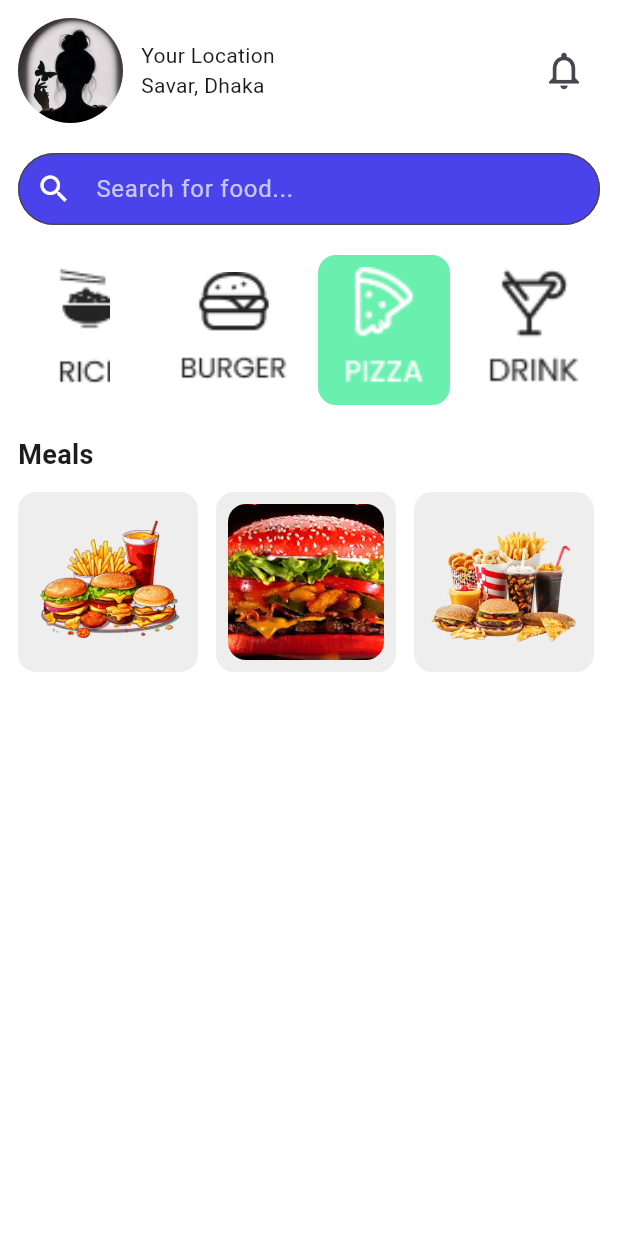
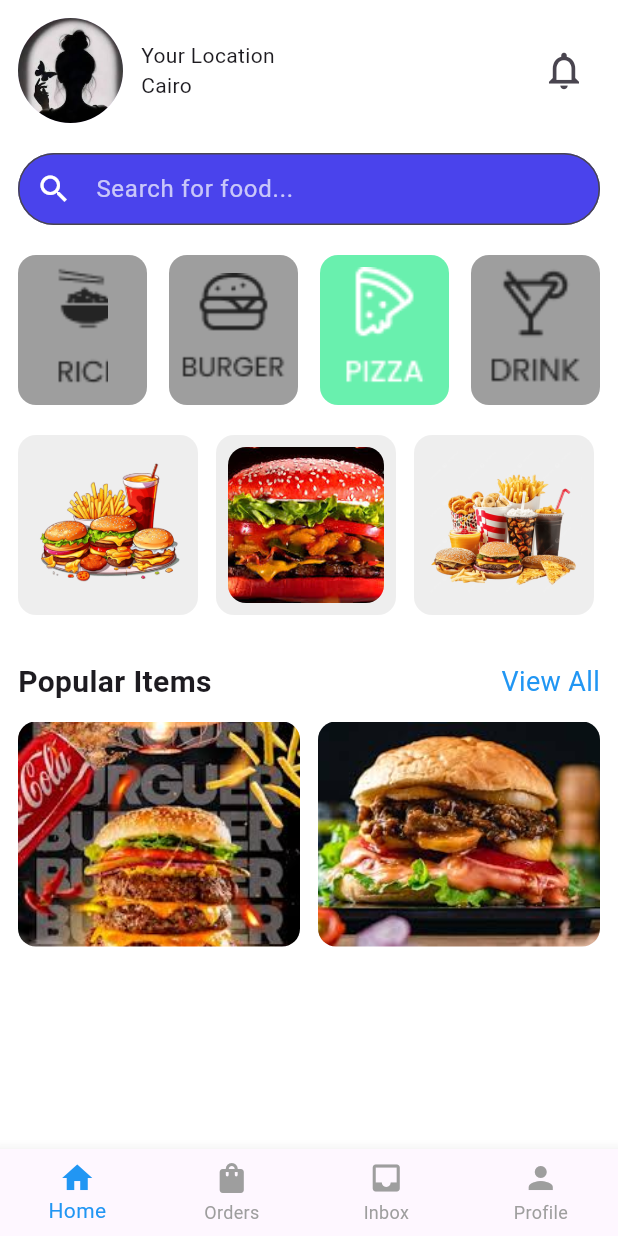
Before and after one commit to rawdamohammedmostafaali-dot/food_order, a Flutter app: the screen it shows after launch, on a phone screen of 412 x 824 dp. Run offline on Flutter 3.47's test engine with Material 3 defaults, Android fonts, the phone set to English and light mode, and no system bars.

Commit message:
finsh half of home page

```diff
--- a/lib/feature/home/presentation/ui/home_screen_food_order.dart
+++ b/lib/feature/home/presentation/ui/home_screen_food_order.dart
@@ -1,22 +1,32 @@
+import 'dart:async';
 import 'package:flutter/material.dart';
 
-class HomeScreenFoodOrder extends StatelessWidget {
+class HomeScreenFoodOrder extends StatefulWidget {
   const HomeScreenFoodOrder({super.key});
 
   @override
-  Widget build(BuildContext context) {
+  State<HomeScreenFoodOrder> createState() => _HomeScreenFoodOrderState();
+}
+
+class _HomeScreenFoodOrderState extends State<HomeScreenFoodOrder> {
+  final ScrollController _scrollController = ScrollController();
+  double scrollPosition = 0.0;
+  late Timer _timer;
+
   List<String> itemImages = [
     "assets/images/Group 33655.png",
     "assets/images/Group 33654.png",
     "assets/images/Group 33652.png",
     "assets/images/Group 33653.png",
   ];
+
   List<Color> itemColors = [
-      Colors.white,
-      Colors.white,
+    Colors.grey,
+    Colors.grey,
     Colors.greenAccent,
-      Colors.white,
+    Colors.grey,
   ];
+
   List<String> mealImages = [
     "assets/images/borger1.png",
     "assets/images/burger2.jpeg",
@@ -24,6 +34,33 @@ class HomeScreenFoodOrder extends StatelessWidget {
     "assets/images/burger4.jpg",
   ];
 
+  @override
+  void initState() {
+    super.initState();
+    _timer = Timer.periodic(const Duration(milliseconds: 100), (timer) {
+      if (_scrollController.hasClients) {
+        scrollPosition += 2;
+        if (scrollPosition >= _scrollController.position.maxScrollExtent) {
+          scrollPosition = 0;
+        }
+        _scrollController.animateTo(
+          scrollPosition,
+          duration: const Duration(milliseconds: 100),
+          curve: Curves.linear,
+        );
+      }
+    });
+  }
+
+  @override
+  void dispose() {
+    _timer.cancel();
+    _scrollController.dispose();
+    super.dispose();
+  }
+
+  @override
+  Widget build(BuildContext context) {
     return Scaffold(
       backgroundColor: Colors.white,
       body: SafeArea(
@@ -48,7 +85,7 @@ class HomeScreenFoodOrder extends StatelessWidget {
                           crossAxisAlignment: CrossAxisAlignment.start,
                           children: [
                             Text("Your Location", style: TextStyle(fontSize: 14)),
-                            Text("Savar, Dhaka", style: TextStyle(fontSize: 14)),
+                            Text("Cairo", style: TextStyle(fontSize: 14)),
                           ],
                         ),
                       ],
@@ -59,7 +96,6 @@ class HomeScreenFoodOrder extends StatelessWidget {
                     ),
                   ],
                 ),
-
                 const SizedBox(height: 20),
                 TextField(
                   style: const TextStyle(color: Colors.white),
@@ -76,13 +112,12 @@ class HomeScreenFoodOrder extends StatelessWidget {
                     prefixIcon: const Icon(Icons.search, color: Colors.white),
                   ),
                 ),
-
                 const SizedBox(height: 20),
                 Row(
                   mainAxisAlignment: MainAxisAlignment.spaceBetween,
                   children: List.generate(4, (index) {
                     return Container(
-                      width: (MediaQuery.of(context).size.width - 60) / 4,
+                      width: 86,
                       height: 100,
                       padding: const EdgeInsets.all(8),
                       decoration: BoxDecoration(
@@ -91,25 +126,20 @@ class HomeScreenFoodOrder extends StatelessWidget {
                       ),
                       child: ClipRRect(
                         borderRadius: BorderRadius.circular(12),
-                        child: Image.asset(itemImages[index], fit: BoxFit.contain),
+                        child:
+                        Image.asset(itemImages[index], fit: BoxFit.contain),
                       ),
                     );
                   }),
                 ),
                 const SizedBox(height: 20),
-                const Text(
-                  "Meals",
-                  style: TextStyle(
-                    fontSize: 18,
-                    fontWeight: FontWeight.bold,
-                  ),
-                ),
-
-                const SizedBox(height: 12),
-                SingleChildScrollView(
+                SizedBox(
+                  height: 120,
+                  child: ListView.builder(
+                    controller: _scrollController,
                     scrollDirection: Axis.horizontal,
-                  child: Row(
-                    children: mealImages.map((imgPath) {
+                    itemCount: mealImages.length,
+                    itemBuilder: (context, index) {
                       return Container(
                         margin: const EdgeInsets.only(right: 12),
                         width: 120,
@@ -122,21 +152,87 @@ class HomeScreenFoodOrder extends StatelessWidget {
                         child: ClipRRect(
                           borderRadius: BorderRadius.circular(12),
                           child: Image.asset(
-                            imgPath,
+                            mealImages[index],
                             fit: BoxFit.cover,
                           ),
                         ),
                       );
-                    }).toList(),
+                    },
                   ),
                 ),
-
                 const SizedBox(height: 30),
+                Row(
+                  mainAxisAlignment: MainAxisAlignment.spaceBetween,
+                  children: const [
+                    Text(
+                      "Popular Items",
+                      style:
+                      TextStyle(fontSize: 20, fontWeight: FontWeight.bold),
+                    ),
+                    Text(
+                      "View All",
+                      style: TextStyle(fontSize: 18, color: Colors.blue),
+                    ),
+                  ],
+                ),
+                const SizedBox(height: 12),
+                Row(
+                  mainAxisAlignment: MainAxisAlignment.spaceBetween,
+                  children: [
+                    Container(
+                      width: (MediaQuery.of(context).size.width / 2) - 18,
+                      height: 150,
+                      decoration: BoxDecoration(
+                        borderRadius: BorderRadius.circular(12),
+                        image: const DecorationImage(
+                          image: AssetImage("assets/images/download.jpeg"),
+                          fit: BoxFit.cover,
+                        ),
+                      ),
+                    ),
+                    Container(
+                      width: (MediaQuery.of(context).size.width / 2) - 18,
+                      height: 150,
+                      decoration: BoxDecoration(
+                        borderRadius: BorderRadius.circular(12),
+                        image: const DecorationImage(
+                          image: AssetImage("assets/images/download (1).jpeg"),
+                          fit: BoxFit.cover,
+                        ),
+                      ),
+                    ),
+                  ],
+                ),
+                const SizedBox(height: 100),
               ],
             ),
           ),
         ),
       ),
+      bottomNavigationBar: BottomNavigationBar(
+        type: BottomNavigationBarType.fixed,
+        selectedItemColor: Colors.blue,
+        unselectedItemColor: Colors.grey,
+        showUnselectedLabels: true,
+        items: const [
+          BottomNavigationBarItem(
+            icon: Icon(Icons.home),
+            label: "Home",
+          ),
+          BottomNavigationBarItem(
+            icon: Icon(Icons.shopping_bag),
+            label: "Orders",
+          ),
+          BottomNavigationBarItem(
+            icon: Icon(Icons.inbox),
+            label: "Inbox",
+          ),
+          BottomNavigationBarItem(
+            icon: Icon(Icons.person),
+            label: "Profile",
+          ),
+        ],
+      ),
     );
   }
 }
```
Also changed, not shown: assets/images/download (1).jpeg (added), assets/images/download.jpeg (added). Lines whose indentation alone changed are shown as unchanged.
